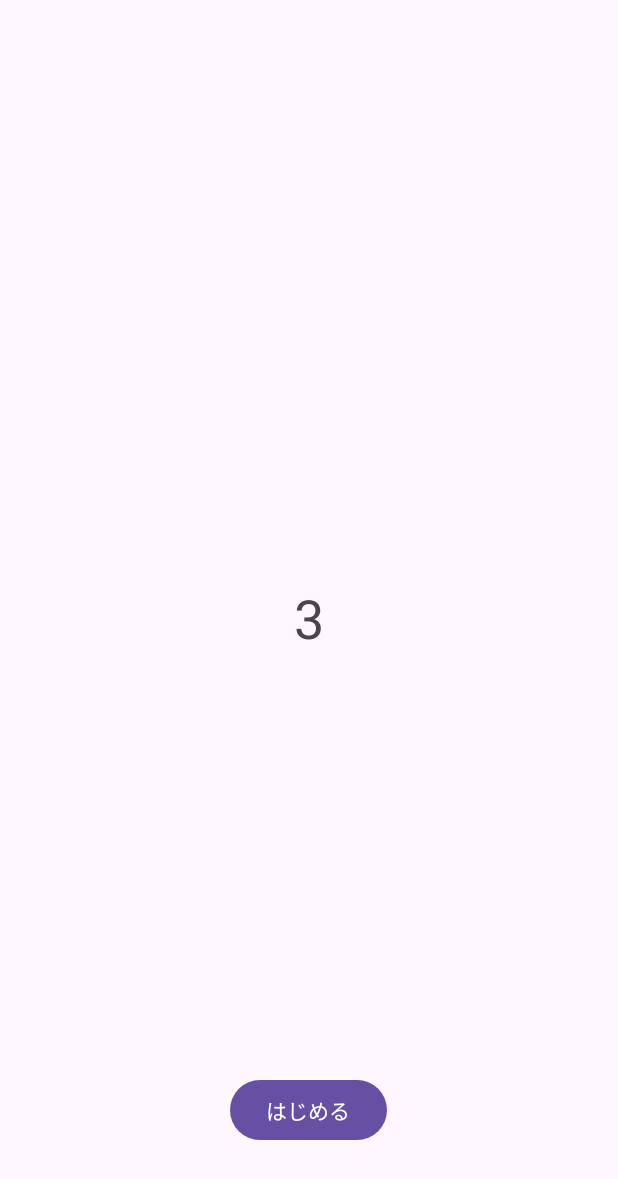
After one commit to ri0103/CountChallenge, an Android app: the fragment ThirdFragment shown on its own in the app's theme, on a phone screen of 412 x 824 dp. The commit adds this screen. Shown: the top 1179 px of the screen. Run offline under Robolectric (Android 15) with nearby library versions, the phone set to English and light mode, and no system bars.

Commit message:
お題８

```diff
--- a/app/build.gradle.kts
+++ b/app/build.gradle.kts
@@ -41,6 +41,7 @@ android {
 
 dependencies {
     implementation(libs.lottie)
+    implementation(libs.androidx.viewpager2)
     implementation(libs.androidx.core.ktx)
     implementation(libs.androidx.appcompat)
     implementation(libs.material)
--- /dev/null
+++ b/app/src/main/java/app/ishizaki/dragon/countchallenge/ThirdFragment.kt
@@ -0,0 +1,43 @@
+package app.ishizaki.dragon.countchallenge
+
+import android.content.Context
+import android.content.Intent
+import android.os.Bundle
+import android.util.Log
+import android.view.LayoutInflater
+import android.view.View
+import android.view.ViewGroup
+import androidx.fragment.app.Fragment
+import app.ishizaki.dragon.countchallenge.databinding.FragmentThirdBinding
+
+class ThirdFragment : Fragment() {
+
+    private var _binding: FragmentThirdBinding? = null
+    private val binding get() = _binding!!
+
+    override fun onCreate(savedInstanceState: Bundle?) {
+        super.onCreate(savedInstanceState)
+
+
+    }
+
+    override fun onCreateView(
+        inflater: LayoutInflater, container: ViewGroup?,
+        savedInstanceState: Bundle?
+    ): View? {
+
+        val sharedPref = activity?.getSharedPreferences("INITIAL_PREFERENCE", Context.MODE_PRIVATE)
+        // Inflate the layout for this fragment
+        _binding = FragmentThirdBinding.inflate(inflater, container, false)
+
+
+        binding.finishTutorialButton.setOnClickListener{
+            sharedPref?.edit()?.putBoolean("initial", false)?.apply()
+            activity?.finish()
+        }
+
+        return binding.root
+    }
+
+
+}
--- /dev/null
+++ b/app/src/main/res/layout/fragment_third.xml
@@ -0,0 +1,25 @@
+<?xml version="1.0" encoding="utf-8"?>
+<FrameLayout xmlns:android="http://schemas.android.com/apk/res/android"
+    xmlns:tools="http://schemas.android.com/tools"
+    android:layout_width="match_parent"
+    android:layout_height="match_parent"
+    tools:context=".ThirdFragment">
+
+    <!-- TODO: Update blank fragment layout -->
+    <TextView
+        android:layout_width="wrap_content"
+        android:layout_height="wrap_content"
+        android:layout_gravity="center"
+        android:textSize="36sp"
+        android:text="3" />
+
+    <Button
+        android:id="@+id/finish_tutorial_button"
+        android:layout_width="wrap_content"
+        android:layout_height="wrap_content"
+        android:text="はじめる"
+        android:layout_gravity="center|bottom"
+        android:layout_marginBottom="60dp"
+        />
+
+</FrameLayout>
--- a/app/src/main/res/values/strings.xml
+++ b/app/src/main/res/values/strings.xml
@@ -1,3 +1,5 @@
 <resources>
     <string name="app_name">CountChallenge</string>
+    <!-- TODO: Remove or change this placeholder text -->
+    <string name="hello_blank_fragment">Hello blank fragment</string>
 </resources>
--- a/gradle/libs.versions.toml
+++ b/gradle/libs.versions.toml
@@ -10,9 +10,11 @@ lottie = "5.0.3"
 material = "1.10.0"
 activity = "1.8.0"
 constraintlayout = "2.1.4"
+viewpager2 = "1.1.0"
 
 [libraries]
 androidx-core-ktx = { group = "androidx.core", name = "core-ktx", version.ref = "coreKtx" }
+androidx-viewpager2 = { module = "androidx.viewpager2:viewpager2", version.ref = "viewpager2" }
 junit = { group = "junit", name = "junit", version.ref = "junit" }
 androidx-junit = { group = "androidx.test.ext", name = "junit", version.ref = "junitVersion" }
 androidx-espresso-core = { group = "androidx.test.espresso", name = "espresso-core", version.ref = "espressoCore" }
```
Also changed, not shown: app/src/main/AndroidManifest.xml (+5 -2 lines), app/src/main/java/app/ishizaki/dragon/countchallenge/FirstFragment.kt (added, +59 -0 lines), app/src/main/java/app/ishizaki/dragon/countchallenge/SecondFragment.kt (added, +59 -0 lines), app/src/main/java/app/ishizaki/dragon/countchallenge/TitleActivity.kt (+12 -0 lines), app/src/main/java/app/ishizaki/dragon/countchallenge/TutorialActivity.kt (added, +47 -0 lines), app/src/main/res/layout/activity_tutorial.xml (added, +19 -0 lines), app/src/main/res/layout/fragment_first.xml (added, +16 -0 lines), app/src/main/res/layout/fragment_second.xml (added, +16 -0 lines).
